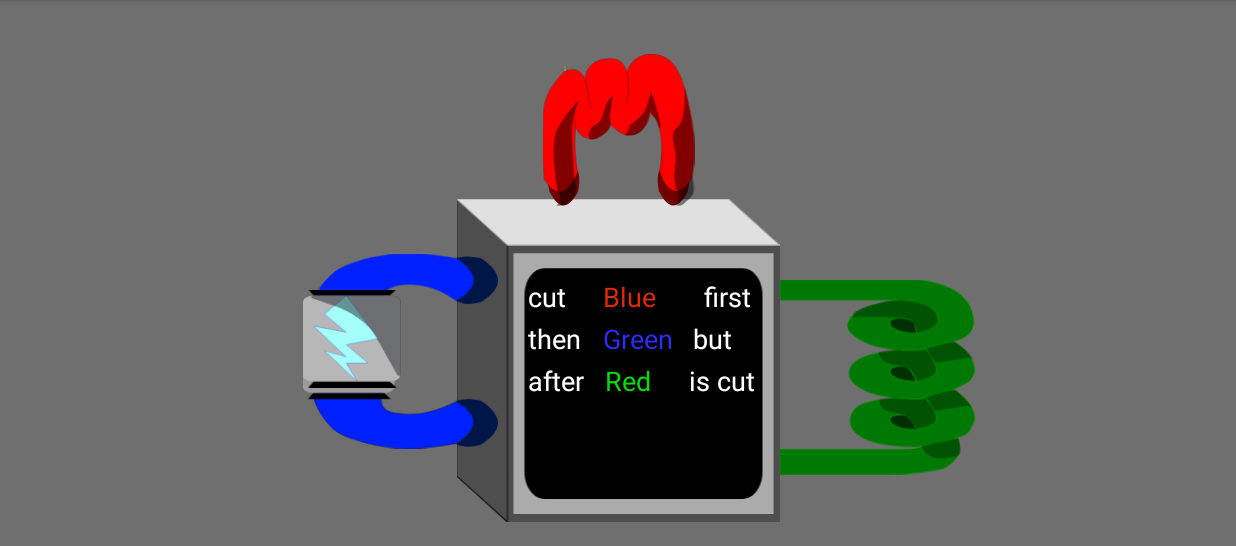
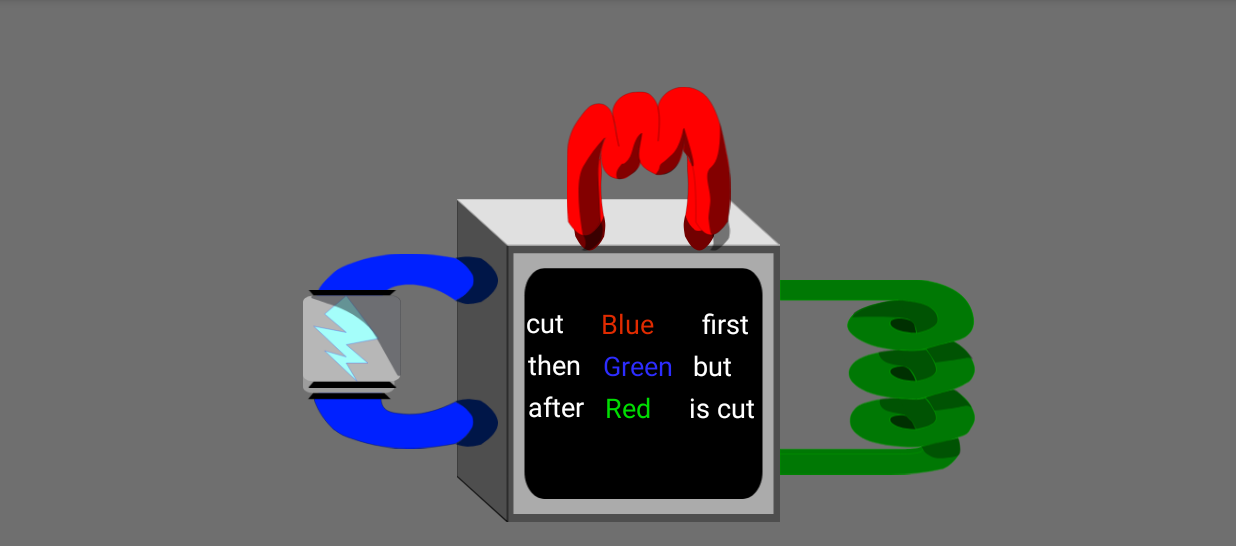
Before and after one commit to gavenl337/Rude_Awakening, an Android app: the bombhard screen opened directly, with no data from a screen before it, on a phone screen of 824 x 412 dp (held sideways), the part 72-618 px from its top. Run offline under Robolectric (Android 15) with nearby library versions, the phone set to English and light mode, and no system bars.

Commit message:
Dustin fixed the easy layout it was weird

```diff
--- a/app/src/main/res/layout/activity_bomb.xml
+++ b/app/src/main/res/layout/activity_bomb.xml
@@ -39,12 +39,12 @@
         android:id="@+id/broken_Red_wire_easy"
         android:layout_width="173dp"
         android:layout_height="93dp"
-        android:layout_marginStart="216dp"
+        android:layout_marginStart="8dp"
         android:layout_marginEnd="8dp"
-        android:layout_marginBottom="20dp"
+        android:layout_marginBottom="16dp"
         app:layout_constraintBottom_toTopOf="@+id/text_instructions"
         app:layout_constraintEnd_toEndOf="parent"
-        app:layout_constraintHorizontal_bias="0.01"
+        app:layout_constraintHorizontal_bias="0.522"
         app:layout_constraintStart_toStartOf="parent"
         app:srcCompat="@drawable/red_broke" />
 
--- a/app/src/main/res/layout/activity_bombhard.xml
+++ b/app/src/main/res/layout/activity_bombhard.xml
@@ -30,12 +30,12 @@
         android:text="cut"
         android:textColor="@color/icons"
         android:textSize="18sp"
-        app:layout_constraintBottom_toBottomOf="parent"
+        app:layout_constraintBottom_toBottomOf="@+id/bomb_hard"
         app:layout_constraintEnd_toEndOf="@+id/bomb_hard"
-        app:layout_constraintHorizontal_bias="0.266"
+        app:layout_constraintHorizontal_bias="0.26"
         app:layout_constraintStart_toStartOf="@+id/bomb_hard"
-        app:layout_constraintTop_toTopOf="parent"
-        app:layout_constraintVertical_bias="0.554" />
+        app:layout_constraintTop_toBottomOf="@+id/red_wire_hard"
+        app:layout_constraintVertical_bias="0.362" />
 
     <TextView
         android:id="@+id/first_color_hard"
@@ -47,8 +47,8 @@
         android:textSize="18sp"
         app:layout_constraintBottom_toBottomOf="parent"
         app:layout_constraintStart_toEndOf="@+id/text_instructions_hard"
-        app:layout_constraintTop_toTopOf="parent"
-        app:layout_constraintVertical_bias="0.554" />
+        app:layout_constraintTop_toBottomOf="@+id/red_wire_hard"
+        app:layout_constraintVertical_bias="0.333" />
 
     <TextView
         android:id="@+id/textView13"
@@ -61,8 +61,8 @@
         android:textSize="18sp"
         app:layout_constraintBottom_toBottomOf="parent"
         app:layout_constraintStart_toEndOf="@+id/first_color_hard"
-        app:layout_constraintTop_toTopOf="parent"
-        app:layout_constraintVertical_bias="0.554" />
+        app:layout_constraintTop_toBottomOf="@+id/red_wire_hard"
+        app:layout_constraintVertical_bias="0.333" />
 
     <TextView
         android:id="@+id/textView14"
@@ -187,9 +187,10 @@
         android:layout_height="94dp"
         android:layout_marginStart="8dp"
         android:layout_marginEnd="8dp"
-        android:layout_marginBottom="48dp"
+        android:layout_marginBottom="36dp"
         app:layout_constraintBottom_toTopOf="@+id/first_color_hard"
         app:layout_constraintEnd_toEndOf="parent"
+        app:layout_constraintHorizontal_bias="0.527"
         app:layout_constraintStart_toStartOf="parent"
         app:srcCompat="@drawable/red_broke" />
 
@@ -220,13 +221,14 @@
 
     <ImageView
         android:id="@+id/full_Red_wire_hard"
-        android:layout_width="198dp"
-        android:layout_height="101dp"
+        android:layout_width="210dp"
+        android:layout_height="109dp"
         android:layout_marginStart="8dp"
         android:layout_marginEnd="8dp"
         android:visibility="visible"
         app:layout_constraintBottom_toBottomOf="@+id/broken_Red_wire_hard"
         app:layout_constraintEnd_toEndOf="parent"
+        app:layout_constraintHorizontal_bias="0.534"
         app:layout_constraintStart_toStartOf="parent"
         app:srcCompat="@drawable/red_wire" />
 
```
